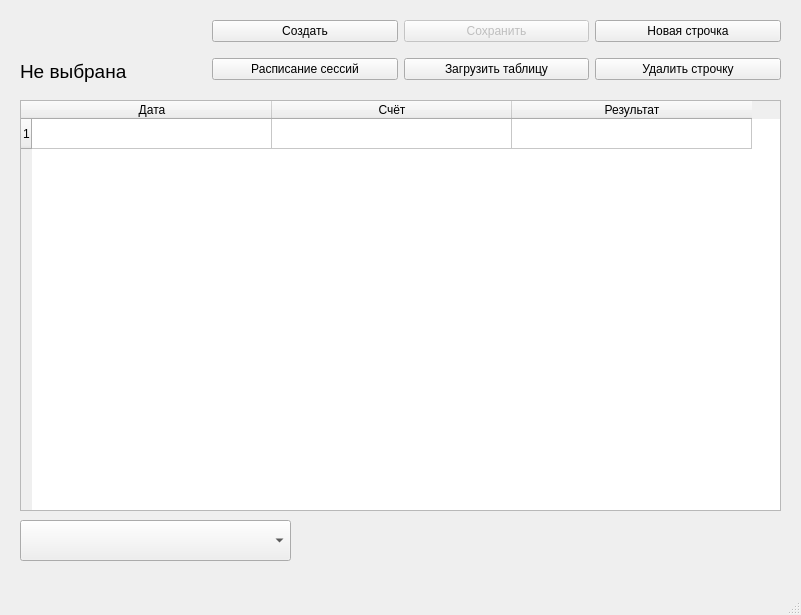
First picture: the form in test.ui, repository OgnestrelYT/Sport-Oracle, before the edit.
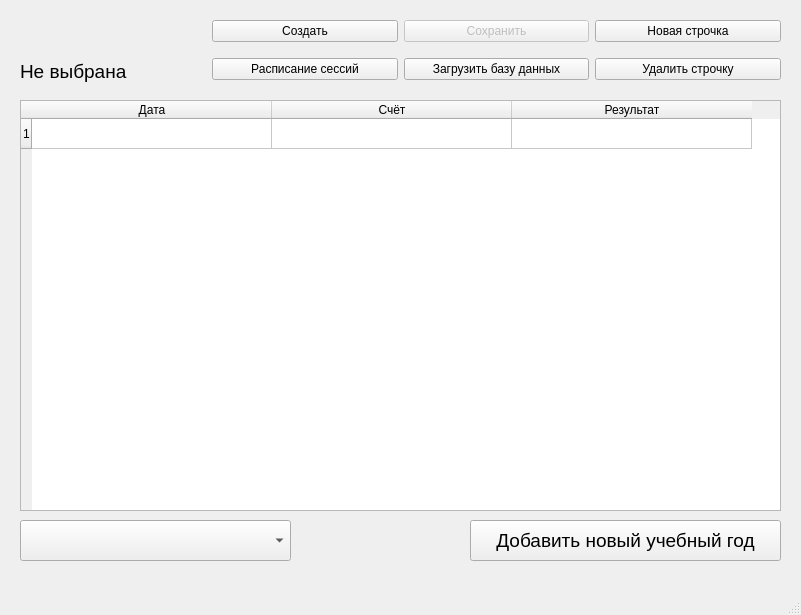
Second picture: the form after the edit.

```diff
--- a/test.ui
+++ b/test.ui
@@ -148,7 +148,7 @@
        <item>
         <widget class="QPushButton" name="Load_Table_Button">
          <property name="text">
-          <string>Загрузить таблицу</string>
+          <string>Загрузить базу данных</string>
          </property>
         </widget>
        </item>
@@ -184,6 +184,24 @@
      </rect>
     </property>
    </widget>
+   <widget class="QPushButton" name="Update_Table">
+    <property name="geometry">
+     <rect>
+      <x>470</x>
+      <y>520</y>
+      <width>311</width>
+      <height>41</height>
+     </rect>
+    </property>
+    <property name="font">
+     <font>
+      <pointsize>14</pointsize>
+     </font>
+    </property>
+    <property name="text">
+     <string>Добавить новый учебный год</string>
+    </property>
+   </widget>
   </widget>
   <widget class="QMenuBar" name="menubar">
    <property name="geometry">
```
